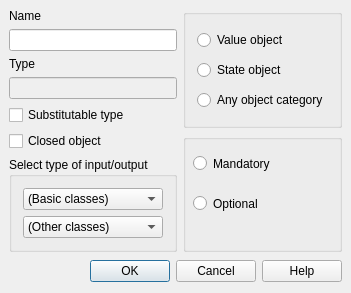
Old version of the form lavape/src/LavaPE_UI/idd_iobox.ui in the repository berkus/lavape.
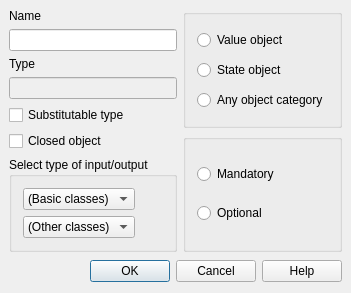
New version of the form.

Commit message: Combo bar layout

Diff of the .ui file:
```diff
--- a/lavape/src/LavaPE_UI/idd_iobox.ui
+++ b/lavape/src/LavaPE_UI/idd_iobox.ui
@@ -52,6 +52,12 @@
          </property>
          <item>
           <widget class="QLabel" name="Label_IDC_STATIC64">
+           <property name="sizePolicy">
+            <sizepolicy hsizetype="Fixed" vsizetype="Fixed">
+             <horstretch>0</horstretch>
+             <verstretch>0</verstretch>
+            </sizepolicy>
+           </property>
            <property name="focusPolicy">
             <enum>Qt::NoFocus</enum>
            </property>
@@ -85,6 +91,12 @@
          </property>
          <item>
           <widget class="QLabel" name="Label_IDC_STATIC65">
+           <property name="sizePolicy">
+            <sizepolicy hsizetype="Fixed" vsizetype="Fixed">
+             <horstretch>0</horstretch>
+             <verstretch>0</verstretch>
+            </sizepolicy>
+           </property>
            <property name="focusPolicy">
             <enum>Qt::NoFocus</enum>
            </property>
@@ -113,6 +125,12 @@
        </item>
        <item>
         <widget class="QCheckBox" name="Substitutable">
+         <property name="sizePolicy">
+          <sizepolicy hsizetype="Fixed" vsizetype="Fixed">
+           <horstretch>0</horstretch>
+           <verstretch>0</verstretch>
+          </sizepolicy>
+         </property>
          <property name="focusPolicy">
           <enum>Qt::StrongFocus</enum>
          </property>
@@ -123,6 +141,12 @@
        </item>
        <item>
         <widget class="QCheckBox" name="Closed">
+         <property name="sizePolicy">
+          <sizepolicy hsizetype="Fixed" vsizetype="Fixed">
+           <horstretch>0</horstretch>
+           <verstretch>0</verstretch>
+          </sizepolicy>
+         </property>
          <property name="toolTip">
           <string>Possibly still incomplete object</string>
          </property>
@@ -151,6 +175,12 @@
           </property>
           <item>
            <widget class="QComboBox" name="BasicTypes">
+            <property name="sizePolicy">
+             <sizepolicy hsizetype="Fixed" vsizetype="Fixed">
+              <horstretch>0</horstretch>
+              <verstretch>0</verstretch>
+             </sizepolicy>
+            </property>
             <property name="sizeAdjustPolicy">
              <enum>QComboBox::AdjustToContents</enum>
             </property>
@@ -163,6 +193,12 @@
           </item>
           <item>
            <widget class="QComboBox" name="NamedTypes">
+            <property name="sizePolicy">
+             <sizepolicy hsizetype="Fixed" vsizetype="Fixed">
+              <horstretch>0</horstretch>
+              <verstretch>0</verstretch>
+             </sizepolicy>
+            </property>
             <property name="sizeAdjustPolicy">
              <enum>QComboBox::AdjustToContents</enum>
             </property>
@@ -197,6 +233,12 @@
           </property>
           <item>
            <widget class="QRadioButton" name="ValueObject">
+            <property name="sizePolicy">
+             <sizepolicy hsizetype="Fixed" vsizetype="Fixed">
+              <horstretch>0</horstretch>
+              <verstretch>0</verstretch>
+             </sizepolicy>
+            </property>
             <property name="focusPolicy">
              <enum>Qt::StrongFocus</enum>
             </property>
@@ -207,6 +249,12 @@
           </item>
           <item>
            <widget class="QRadioButton" name="StateObject">
+            <property name="sizePolicy">
+             <sizepolicy hsizetype="Fixed" vsizetype="Fixed">
+              <horstretch>0</horstretch>
+              <verstretch>0</verstretch>
+             </sizepolicy>
+            </property>
             <property name="focusPolicy">
              <enum>Qt::StrongFocus</enum>
             </property>
@@ -227,38 +275,40 @@
        </item>
        <item>
         <widget class="QGroupBox" name="BGroup_Mode">
-         <widget class="QRadioButton" name="Optional">
-          <property name="geometry">
-           <rect>
-            <x>10</x>
-            <y>60</y>
-            <width>116</width>
-            <height>19</height>
-           </rect>
-          </property>
-          <property name="focusPolicy">
-           <enum>Qt::StrongFocus</enum>
-          </property>
-          <property name="text">
-           <string>Optional</string>
-          </property>
-         </widget>
-         <widget class="QRadioButton" name="Mandatory">
-          <property name="geometry">
-           <rect>
-            <x>10</x>
-            <y>20</y>
-            <width>111</width>
-            <height>19</height>
-           </rect>
-          </property>
-          <property name="focusPolicy">
-           <enum>Qt::StrongFocus</enum>
-          </property>
-          <property name="text">
-           <string>Mandatory</string>
-          </property>
-         </widget>
+         <layout class="QVBoxLayout" name="verticalLayout">
+          <item>
+           <widget class="QRadioButton" name="Mandatory">
+            <property name="sizePolicy">
+             <sizepolicy hsizetype="Fixed" vsizetype="Fixed">
+              <horstretch>0</horstretch>
+              <verstretch>0</verstretch>
+             </sizepolicy>
+            </property>
+            <property name="focusPolicy">
+             <enum>Qt::StrongFocus</enum>
+            </property>
+            <property name="text">
+             <string>Mandatory</string>
+            </property>
+           </widget>
+          </item>
+          <item>
+           <widget class="QRadioButton" name="Optional">
+            <property name="sizePolicy">
+             <sizepolicy hsizetype="Fixed" vsizetype="Fixed">
+              <horstretch>0</horstretch>
+              <verstretch>0</verstretch>
+             </sizepolicy>
+            </property>
+            <property name="focusPolicy">
+             <enum>Qt::StrongFocus</enum>
+            </property>
+            <property name="text">
+             <string>Optional</string>
+            </property>
+           </widget>
+          </item>
+         </layout>
         </widget>
        </item>
       </layout>
```
Left out of the diff: 6 changed lines with no effect on the pictures. The commit also changes 3 other files.
